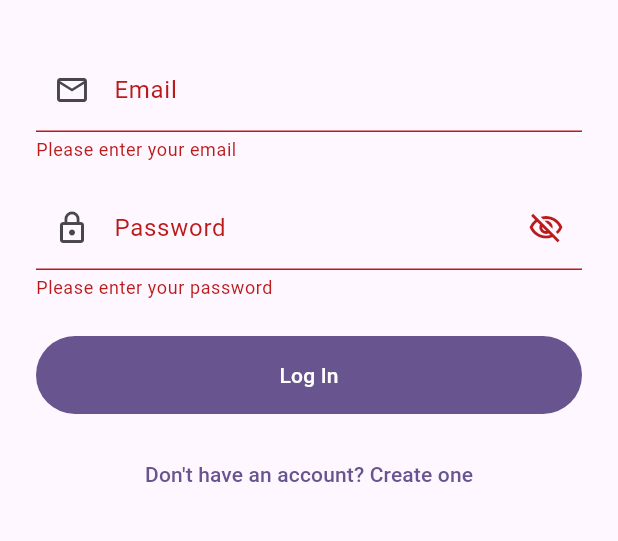
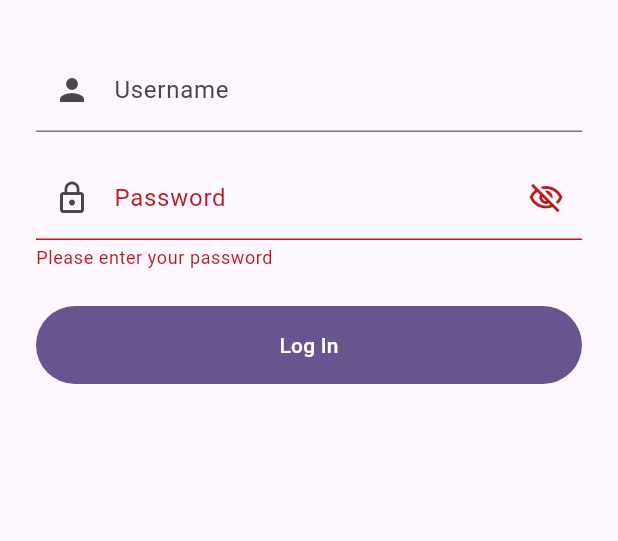
Before and after one commit to ahmad-mukhlish/photo_in, a Flutter app: the screen it shows after launch, after a tap on "Log In", on a phone screen of 412 x 824 dp, the part 216-757 px from its top. Run offline on Flutter 3.47's test engine with Material 3 defaults, Android fonts, the light colour scheme and no system bars; our stand-ins replace get.

Commit message:
commit login view

```diff
--- a/lib/modules/login/login_view.dart
+++ b/lib/modules/login/login_view.dart
@@ -37,19 +37,9 @@ class LoginView extends GetView<LoginController> {
                   keyboardType: TextInputType.emailAddress,
                   textInputAction: TextInputAction.next,
                   decoration: const InputDecoration(
-                    labelText: 'Email',
-                    prefixIcon: Icon(Icons.email_outlined),
+                    labelText: 'Username',
+                    prefixIcon: Icon(Icons.person),
                   ),
-                  validator: (value) {
-                    if (value == null || value.isEmpty) {
-                      return 'Please enter your email';
-                    }
-                    final emailPattern = RegExp(r'^[\w-\.]+@([\w-]+\.)+[\w-]{2,4}$');
-                    if (!emailPattern.hasMatch(value)) {
-                      return 'Enter a valid email address';
-                    }
-                    return null;
-                  },
                 ),
                 const SizedBox(height: 16),
                 Obx(
@@ -99,10 +89,6 @@ class LoginView extends GetView<LoginController> {
                   ),
                 ),
                 const SizedBox(height: 16),
-                TextButton(
-                  onPressed: () {},
-                  child: const Text("Don't have an account? Create one"),
-                ),
               ],
             ),
           ),
```
